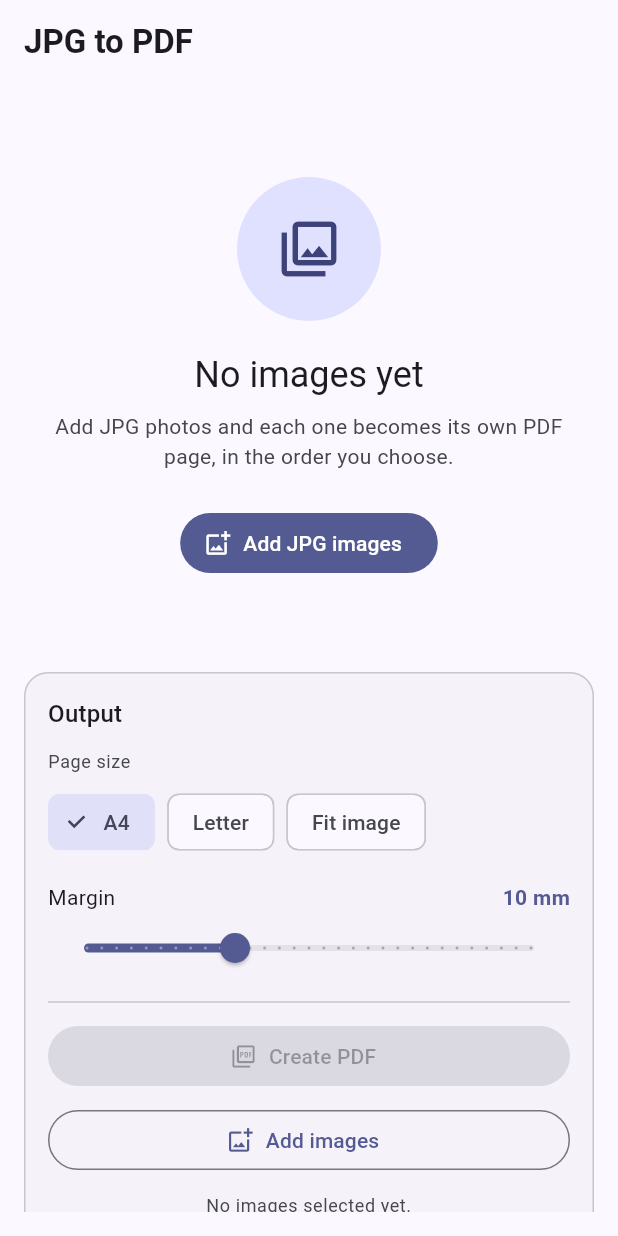
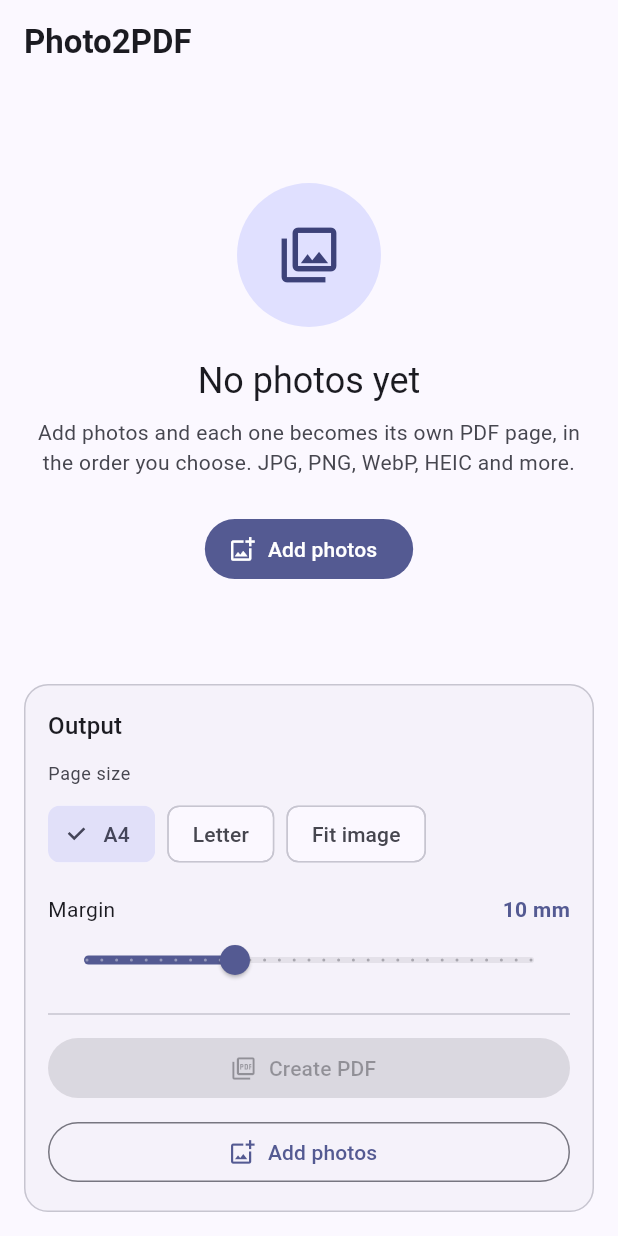
Before and after one commit to srynprjl/Photo2PDF, a Flutter app: the screen it shows after launch, on a phone screen of 412 x 824 dp. Run offline on Flutter 3.47's test engine with Material 3 defaults, Android fonts, the phone set to English and light mode, and no system bars; our stand-ins replace file_picker, material_ui, pdf; missing offline and left inert: file_saver, file_selector.

Commit message:
rename app to photo2pdf on every platform

```diff
--- a/lib/main.dart
+++ b/lib/main.dart
@@ -4,16 +4,16 @@ import 'src/screens/converter_screen.dart';
 import 'src/theme.dart';
 
 void main() {
-  runApp(const JpgToPdfApp());
+  runApp(const Photo2PdfApp());
 }
 
-class JpgToPdfApp extends StatelessWidget {
-  const JpgToPdfApp({super.key});
+class Photo2PdfApp extends StatelessWidget {
+  const Photo2PdfApp({super.key});
 
   @override
   Widget build(BuildContext context) {
     return MaterialApp(
-      title: 'JPG to PDF',
+      title: 'Photo2PDF',
       debugShowCheckedModeBanner: false,
       theme: buildAppTheme(Brightness.light),
       darkTheme: buildAppTheme(Brightness.dark),
--- a/lib/src/screens/converter_screen.dart
+++ b/lib/src/screens/converter_screen.dart
@@ -29,11 +29,11 @@ class _ConverterScreenState extends State<ConverterScreen> {
   Widget build(BuildContext context) {
     return Scaffold(
       appBar: AppBar(
-        title: const Text('JPG to PDF'),
+        title: const Text('Photo2PDF'),
         actions: <Widget>[
           if (_images.isNotEmpty)
             IconButton(
-              tooltip: 'Remove all images',
+              tooltip: 'Remove all photos',
               onPressed: _busy ? null : () => setState(_images.clear),
               icon: const Icon(Icons.delete_sweep_outlined),
             ),
@@ -70,7 +70,9 @@ class _ConverterScreenState extends State<ConverterScreen> {
                 Padding(
                   padding: const EdgeInsets.fromLTRB(16, 0, 16, 16),
                   child: ConstrainedBox(
-                    constraints: const BoxConstraints(maxHeight: 360),
+                    constraints: BoxConstraints(
+                      maxHeight: constraints.maxHeight * 0.55,
+                    ),
                     child: SingleChildScrollView(
                       child: _buildOptionsPanel(context),
                     ),
@@ -98,7 +100,7 @@ class _ConverterScreenState extends State<ConverterScreen> {
           child: Row(
             children: <Widget>[
               Text(
-                '${_images.length} image${_images.length == 1 ? '' : 's'} · ${formatBytes(_totalBytes)}',
+                '${_images.length} photo${_images.length == 1 ? '' : 's'} · ${formatBytes(_totalBytes)}',
                 style: theme.textTheme.titleSmall,
               ),
               const Spacer(),
@@ -222,17 +224,7 @@ class _ConverterScreenState extends State<ConverterScreen> {
             OutlinedButton.icon(
               onPressed: _busy ? null : _addImages,
               icon: const Icon(Icons.add_photo_alternate_outlined),
-              label: const Text('Add images'),
-            ),
-            const SizedBox(height: 12),
-            Text(
-              _images.isEmpty
-                  ? 'No images selected yet.'
-                  : '${_images.length} page(s) will be created.',
-              textAlign: TextAlign.center,
-              style: theme.textTheme.bodySmall?.copyWith(
-                color: theme.colorScheme.onSurfaceVariant,
-              ),
+              label: const Text('Add photos'),
             ),
           ],
         ),
@@ -256,7 +248,7 @@ class _ConverterScreenState extends State<ConverterScreen> {
           isError: true,
         );
       } else if (picked.images.isNotEmpty) {
-        _notify('Added ${picked.images.length} image(s)');
+        _notify('Added ${picked.images.length} photo(s)');
       }
     } catch (error) {
       _notify('Could not open the images: $error', isError: true);
@@ -277,7 +269,11 @@ class _ConverterScreenState extends State<ConverterScreen> {
       final SaveResult result = await PdfSaver.save(bytes, _suggestedFileName());
       if (!mounted) return;
 
-      _notify(result.saved ? 'Saved to ${result.path}' : 'Save cancelled');
+      _notify(
+        result.saved
+            ? 'Saved to ${result.displayPath ?? result.path}'
+            : 'Save cancelled',
+      );
     } catch (error) {
       if (mounted) {
         _notify('Could not create the PDF: $error', isError: true);
@@ -304,7 +300,7 @@ class _ConverterScreenState extends State<ConverterScreen> {
   String _suggestedFileName() {
     if (_images.length == 1) {
       final String stem = _images.first.name.replaceFirst(
-        RegExp(r'\.jpe?g$', caseSensitive: false),
+        RegExp(r'\.[^.]+$'),
         '',
       );
       if (stem.isNotEmpty) {
@@ -313,7 +309,7 @@ class _ConverterScreenState extends State<ConverterScreen> {
     }
     final DateTime now = DateTime.now();
     String two(int value) => value.toString().padLeft(2, '0');
-    return 'jpg_to_pdf_${now.year}${two(now.month)}${two(now.day)}_'
+    return 'photo2pdf_${now.year}${two(now.month)}${two(now.day)}_'
         '${two(now.hour)}${two(now.minute)}.pdf';
   }
 
--- a/lib/src/widgets/empty_state.dart
+++ b/lib/src/widgets/empty_state.dart
@@ -33,14 +33,14 @@ class EmptyState extends StatelessWidget {
               ),
               const SizedBox(height: 20),
               Text(
-                'No images yet',
+                'No photos yet',
                 textAlign: TextAlign.center,
                 style: theme.textTheme.headlineSmall,
               ),
               const SizedBox(height: 8),
               Text(
-                'Add JPG photos and each one becomes its own PDF page, '
-                'in the order you choose.',
+                'Add photos and each one becomes its own PDF page, in the '
+                'order you choose. JPG, PNG, WebP, HEIC and more.',
                 textAlign: TextAlign.center,
                 style: theme.textTheme.bodyMedium?.copyWith(
                   color: scheme.onSurfaceVariant,
@@ -50,7 +50,7 @@ class EmptyState extends StatelessWidget {
               FilledButton.icon(
                 onPressed: onAddImages,
                 icon: const Icon(Icons.add_photo_alternate_outlined),
-                label: const Text('Add JPG images'),
+                label: const Text('Add photos'),
               ),
             ],
           ),
--- a/pubspec.yaml
+++ b/pubspec.yaml
@@ -1,5 +1,5 @@
-name: jpg_to_pdf
-description: "Turn JPG photos into a single PDF, on desktop and Android."
+name: photo2pdf
+description: "Turn any photo into a single PDF, on desktop and Android."
 # The following line prevents the package from being accidentally published to
 # pub.dev using `flutter pub publish`. This is preferred for private packages.
 publish_to: 'none' # Remove this line if you wish to publish to pub.dev
@@ -39,6 +39,7 @@ dependencies:
   file_picker: ^13.4.1
   file_saver: ^0.7.0
   file_selector: ^1.1.0
+  image: ^4.13.1
 
 dev_dependencies:
   flutter_test:
```
Also changed, not shown: pubspec.lock, 10 other files.
